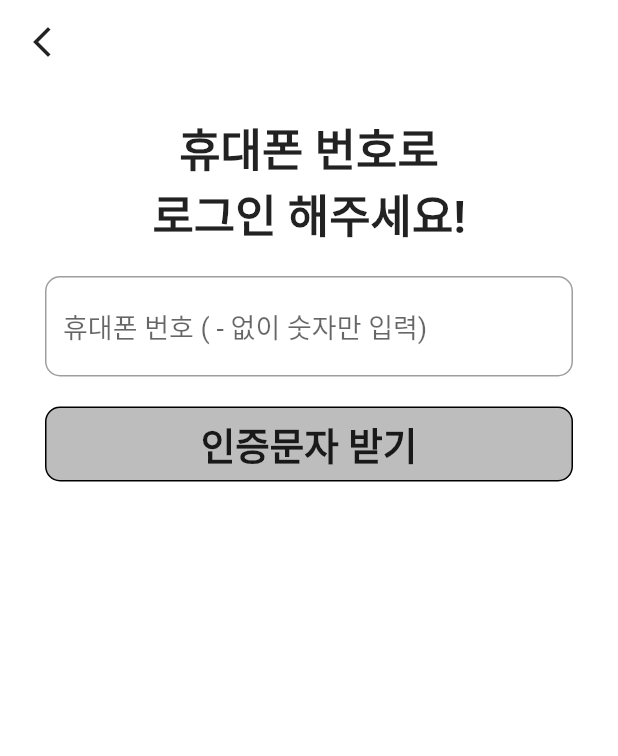
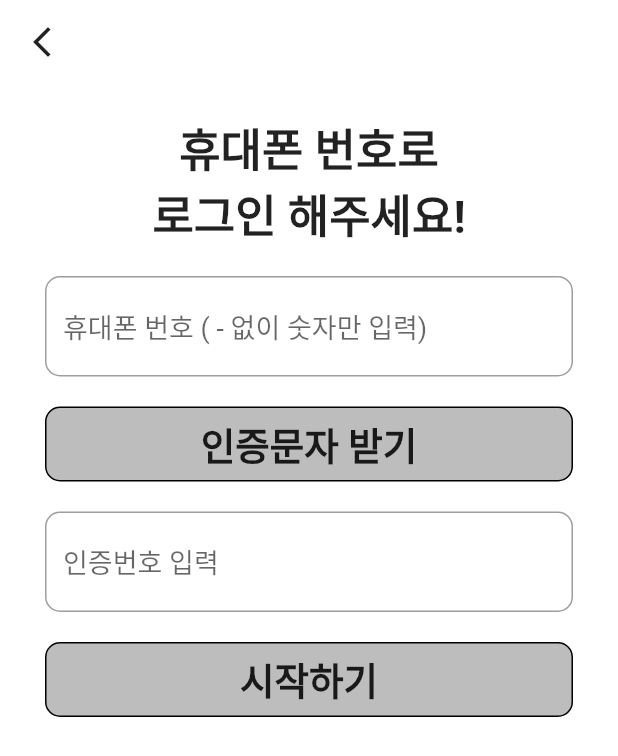
Before and after one commit to Donne-All-Around/DonneAllAround, a Flutter app: the screen it shows after launch, after a tap on "로그인", on a phone screen of 412 x 824 dp. Shown: the top 756 px of the screen. Run offline on Flutter 3.47's test engine with Material 2 defaults, Android fonts, the phone set to English and light mode, and no system bars; our stand-ins replace awesome_bottom_bar.

Commit message:
0913 ha 로그인 페이지 시작하기 버튼까지 틀 완료

```diff
--- a/login/lib/login_page.dart
+++ b/login/lib/login_page.dart
@@ -1,5 +1,6 @@
 import 'package:flutter/material.dart';
 import 'package:flutter/services.dart';
+import 'package:login/start_page.dart';
 
 class LoginPage extends StatefulWidget {
   const LoginPage({super.key});
@@ -10,10 +11,11 @@ class LoginPage extends StatefulWidget {
 
 class _LoginPageState extends State<LoginPage> {
 
-  final _phoneNumberController = TextEditingController();
-  bool _isButtonEnabled = false; // 버튼 활성화 상태를 저장 하는 변수
-  bool _showVerification = false; // 버튼 클릭시 스크롤
-  TextEditingController _verificationController = TextEditingController(); // 인증번호 입력칸 컨트롤러
+  final _phoneNumberController = TextEditingController(); // 전화번호 컨트롤러
+  bool _isButtonEnabled = false; // 인증문자 받기 버튼 활성화 상태를 저장 하는 변수
+  final _certificationController = TextEditingController(); // 인증번호 컨트롤러
+  bool _isStartEnabled = false; // 시작하기 버튼 활성화 상태 저장 하는 변수
+
 
   bool _isValid(){
     final phoneNumber = _phoneNumberController.text.replaceAll('-', '');
@@ -27,14 +29,22 @@ class _LoginPageState extends State<LoginPage> {
   void _text() {
     // 인증문자 받기
     setState(() {
-      _showVerification = true;
+
     });
+  }
+
+  bool _isStart() {
+    final certification = _certificationController.text;
+    final isStart = certification.length == 5;
+  setState(() {
+    _isStartEnabled = isStart;
+  });
+    return isStart;
   }
 
   @override
   void dispose(){
     _phoneNumberController.dispose();
-    _verificationController.dispose(); // 컨트롤러 해제
     super.dispose();
   }
 
@@ -65,7 +75,6 @@ class _LoginPageState extends State<LoginPage> {
                   const SizedBox(
                     height: 20,
                   ),
-                  if (!_showVerification)
                     const Text(
                       '휴대폰 번호로',
                       textAlign: TextAlign.start,
@@ -74,7 +83,6 @@ class _LoginPageState extends State<LoginPage> {
                         fontSize: 30,
                       ),
                     ),
-                  if (!_showVerification)
                     const Text(
                       '로그인 해주세요!',
                       textAlign: TextAlign.start,
@@ -124,7 +132,7 @@ class _LoginPageState extends State<LoginPage> {
                   GestureDetector(
                     onTap: (){
                       if (_isValid()) {
-                        // 버튼을 활성화하고 이벤트를 처리합니다.
+                        // 버튼을 활성화하고 이벤트를 처리합니다.(인증문자 보내는 기능 넣어야 함)
                         _text();
                       }
                     },
@@ -147,13 +155,12 @@ class _LoginPageState extends State<LoginPage> {
                     ),
                   ),
                   const SizedBox(height: 20,),
-                  if (_showVerification) // 인증번호 입력 관련 위젯 표시
                     Column(
                       children: [
                         Container(
                           margin: const EdgeInsets.symmetric(horizontal: 30),
                           child: TextField(
-                            controller: _verificationController, // 인증번호 입력칸
+                            controller: _certificationController, // 인증번호 컨트롤러
                             keyboardType: TextInputType.number, // 키보드 숫자로 나타남
                             inputFormatters: [
                               FilteringTextInputFormatter.digitsOnly, //숫자만!
@@ -174,10 +181,44 @@ class _LoginPageState extends State<LoginPage> {
                               ),
                               // contentPadding: EdgeInsets.all(20.0),
                             ),
+                            onChanged: (text){
+                              setState(() {
+                                _isStartEnabled = _isStart();
+                              });
+                            },
                           ),
                         ),
                         const SizedBox(height: 20,),
                         // 인증번호 받기 버튼 등을 여기에 추가
+                        GestureDetector(
+                          onTap: (){
+                            if (_isStart()) {
+                              // 버튼을 활성화하고 이벤트를 처리합니다.(인증문자 보내는 기능 넣어야 함)
+                              Navigator.push(
+                                context,
+                                MaterialPageRoute(builder: (context) => const StartPage()),
+                              );
+                            }
+                          },
+                          child: Container(
+                            margin: const EdgeInsets.fromLTRB(30, 0, 30, 0),
+                            height: 50,
+                            width: double.infinity,
+                            decoration:  BoxDecoration(
+                              borderRadius: BorderRadius.circular(10),
+                              border: Border.all(
+                              ),
+                              color: _isStartEnabled ?  const Color(0xFFFFD954) : Colors.grey[400], // 버튼 색상 변경
+                            ),
+                            child: const Center(
+                              child: Text(
+                                '시작하기',
+                                style: TextStyle(fontSize:25,fontWeight: FontWeight.bold),
+                              ),
+                            ),
+                          ),
+                        ),
+
                       ],
                     ),
                 ],
```
